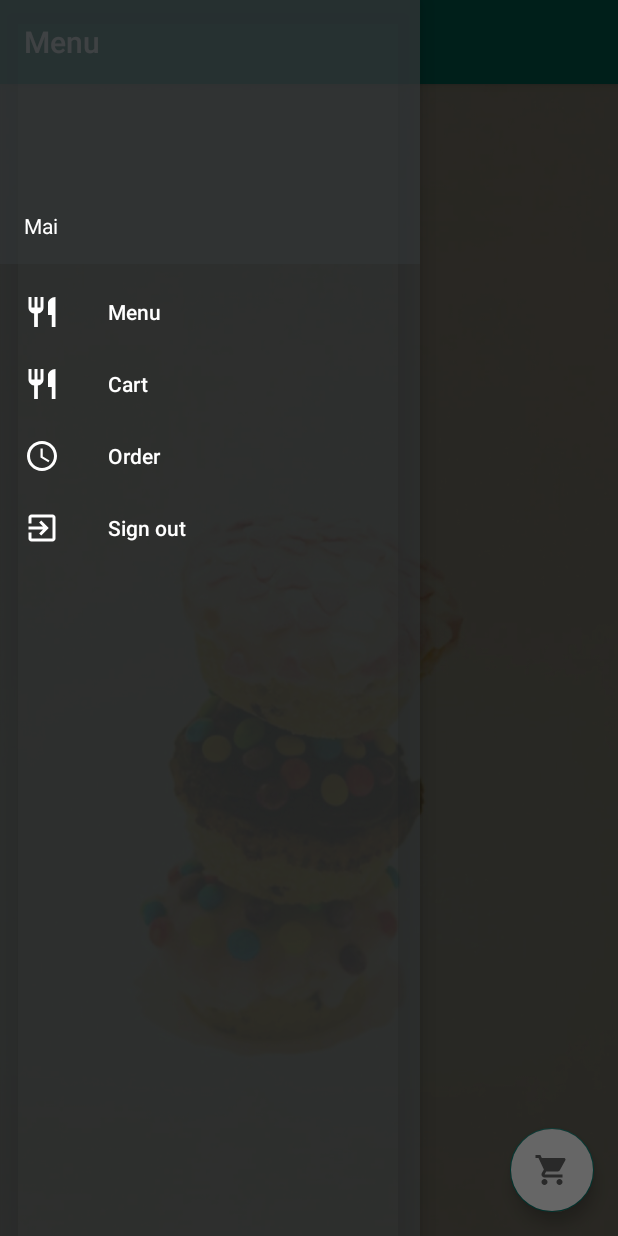
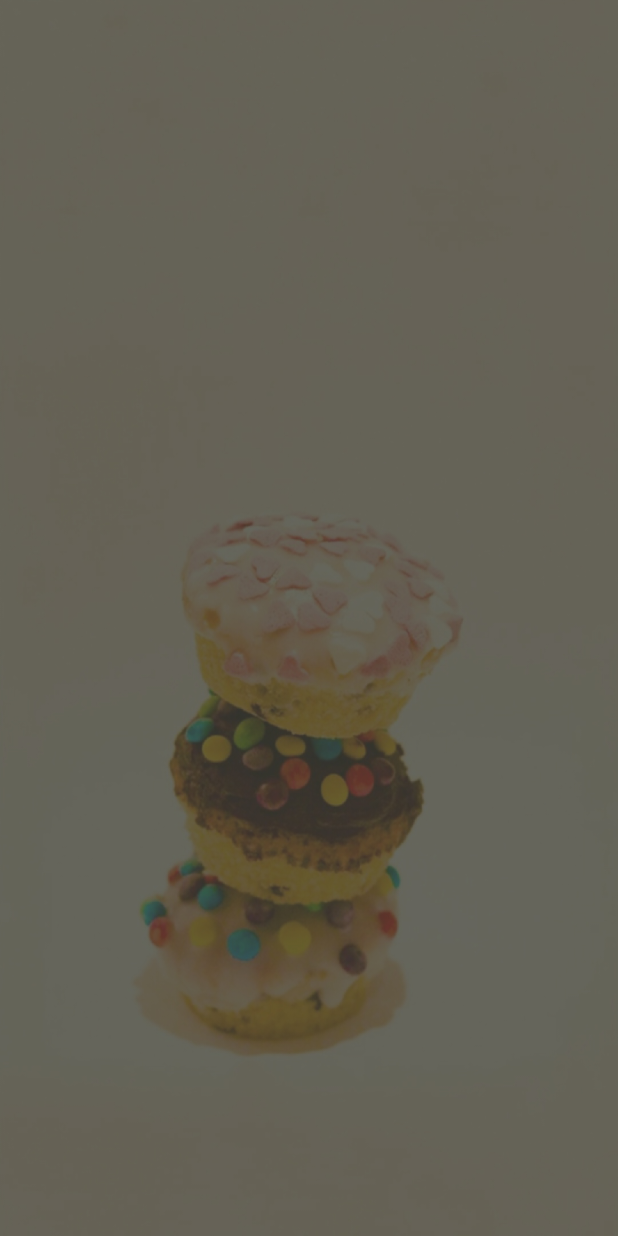
Before and after one commit to maitnngo2002/FoodOrderApp, an Android app: the Home screen opened directly, with no data from a screen before it, in the side drawer, after a tap on "Order", on a phone screen of 412 x 824 dp. Run offline under Robolectric (Android 15) with nearby library versions, the phone set to English and light mode, and no system bars; our stand-ins replace Firebase (no records; nobody signed in at launch, a user with empty details on screens opened directly), Picasso, navigation-ui; libraries missing offline, so code that uses them is left out: com.amulyakhare.textdrawable, com.readystatesoftware.sqliteasset; 5 statements that could not run were skipped.

Commit message:
Enable the user to track the status of the order. Modify NavigationView functions

```diff
--- a/app/src/main/AndroidManifest.xml
+++ b/app/src/main/AndroidManifest.xml
@@ -5,6 +5,7 @@
 
     <uses-permission android:name="android.permission.INTERNET" />
     <uses-permission android:name="android.permission.WRITE_EXTERNAL_STORAGE" />
+
     <application
         android:allowBackup="true"
         android:icon="@mipmap/ic_launcher"
@@ -13,6 +14,9 @@
         android:supportsRtl="true"
         android:theme="@style/Theme.FoodOrderApp"
         tools:replace="android:theme">
+        <activity
+            android:name=".OrderStatus"
+            android:exported="false" />
         <activity
             android:name=".Cart"
             android:exported="false" />
--- a/app/src/main/java/com/example/foodorderapp/Home.java
+++ b/app/src/main/java/com/example/foodorderapp/Home.java
@@ -25,6 +25,7 @@ import com.google.android.material.snackbar.Snackbar;
 import com.google.android.material.navigation.NavigationView;
 
 import androidx.annotation.NonNull;
+import androidx.core.view.GravityCompat;
 import androidx.navigation.NavController;
 import androidx.navigation.Navigation;
 import androidx.navigation.ui.AppBarConfiguration;
@@ -81,6 +82,10 @@ public class Home extends AppCompatActivity implements NavigationView.OnNavigati
         });
         DrawerLayout drawer = (DrawerLayout) findViewById(R.id.drawer_layout);
         NavigationView navigationView = (NavigationView) findViewById(R.id.nav_view);
+
+        navigationView.setNavigationItemSelectedListener(this);
+        navigationView.bringToFront();
+
         // Passing each menu ID as a set of Ids because each
         // menu should be considered as top level destinations.
         mAppBarConfiguration = new AppBarConfiguration.Builder(
@@ -127,7 +132,6 @@ public class Home extends AppCompatActivity implements NavigationView.OnNavigati
                         // Because Category ID is key, we just get key of this item
                         foodList.putExtra("CategoryID", adapter.getRef(position).getKey());
                         startActivity(foodList);
-
                     }
                 });
             }
@@ -144,7 +148,31 @@ public class Home extends AppCompatActivity implements NavigationView.OnNavigati
     }
 
     @Override
+    public boolean onOptionsItemSelected(MenuItem item) {
+        return super.onOptionsItemSelected(item);
+    }
+
+    @Override
     public boolean onNavigationItemSelected(@NonNull MenuItem menuItem) {
-        return false;
+        // Handle navigation view item clicks here
+        int id = menuItem.getItemId();
+
+        if (id == R.id.nav_menu) {
+
+        } else if (id == R.id.nav_cart) {
+            Intent cartIntent = new Intent(Home.this, Cart.class);
+            startActivity(cartIntent);
+        } else if (id == R.id.nav_orders) {
+            Intent orderIntent = new Intent(Home.this, OrderStatus.class);
+            startActivity(orderIntent);
+        } else if (id == R.id.nav_log_out) {
+            Intent signIn = new Intent(Home.this, SignIn.class);
+            signIn.addFlags(Intent.FLAG_ACTIVITY_CLEAR_TOP);
+            startActivity(signIn);
+        }
+
+        DrawerLayout drawer = (DrawerLayout) findViewById(R.id.drawer_layout);
+        drawer.closeDrawer(GravityCompat.START);
+        return true;
     }
 }
--- a/app/src/main/java/com/example/foodorderapp/Model/Order.java
+++ b/app/src/main/java/com/example/foodorderapp/Model/Order.java
@@ -6,6 +6,10 @@ public class Order {
     private String Quantity;
     private String Price;
     private String Discount;
+
+    public Order() {
+
+    }
 
     public Order(String productId, String productName, String quantity, String price, String discount) {
         ProductId = productId;
--- /dev/null
+++ b/app/src/main/java/com/example/foodorderapp/OrderStatus.java
@@ -0,0 +1,89 @@
+package com.example.foodorderapp;
+
+import androidx.annotation.NonNull;
+import androidx.appcompat.app.AppCompatActivity;
+import androidx.recyclerview.widget.LinearLayoutManager;
+import androidx.recyclerview.widget.RecyclerView;
+
+import android.content.Intent;
+import android.os.Bundle;
+import android.view.LayoutInflater;
+import android.view.View;
+import android.view.ViewGroup;
+
+import com.example.foodorderapp.Common.Common;
+import com.example.foodorderapp.Common.Interface.ItemClickListener;
+import com.example.foodorderapp.Model.Category;
+import com.example.foodorderapp.Model.Order;
+import com.example.foodorderapp.Model.Request;
+import com.example.foodorderapp.ViewHolder.MenuViewHolder;
+import com.example.foodorderapp.ViewHolder.OrderViewHolder;
+import com.firebase.ui.database.FirebaseRecyclerAdapter;
+import com.firebase.ui.database.FirebaseRecyclerOptions;
+import com.google.firebase.database.DatabaseReference;
+import com.google.firebase.database.FirebaseDatabase;
+import com.google.firebase.database.Query;
+import com.squareup.picasso.Picasso;
+
+public class OrderStatus extends AppCompatActivity {
+
+    public RecyclerView recyclerView;
+    public RecyclerView.LayoutManager layoutManager;
+
+    FirebaseRecyclerAdapter<Request, OrderViewHolder> adapter;
+
+    FirebaseDatabase database;
+    DatabaseReference requests;
+
+    @Override
+    protected void onCreate(Bundle savedInstanceState) {
+        super.onCreate(savedInstanceState);
+        setContentView(R.layout.activity_order_status);
+
+        // Firebase
+        database = FirebaseDatabase.getInstance();
+        requests = database.getReference("Requests");
+
+        recyclerView = (RecyclerView) findViewById(R.id.listOrders);
+        recyclerView.setHasFixedSize(true);
+        layoutManager = new LinearLayoutManager(this);
+        recyclerView.setLayoutManager(layoutManager);
+
+        loadOrders(Common.currentUser.getPhone());
+    }
+
+    private void loadOrders(String phone) {
+        FirebaseRecyclerOptions<Request> options = new FirebaseRecyclerOptions.Builder<Request>().setQuery(requests.orderByChild("phone").equalTo(phone), Request.class).build();
+        adapter = new FirebaseRecyclerAdapter<Request, OrderViewHolder>(options) {
+
+            @NonNull
+            @Override
+            public OrderViewHolder onCreateViewHolder(@NonNull ViewGroup parent, int viewType) {
+                View view = LayoutInflater.from(parent.getContext())
+                        .inflate(R.layout.order_layout, parent, false);
+                return new OrderViewHolder(view);
+            }
+
+            @Override
+            protected void onBindViewHolder(@NonNull OrderViewHolder holder, int position, @NonNull Request model) {
+                holder.txtOrderStatus.setText(convertCodeToStatus(model.getStatus()));
+                holder.txtOrderPhone.setText(model.getPhone());
+                holder.txtOrderId.setText(adapter.getRef(position).getKey());
+                holder.txtOrderAddress.setText(model.getAddress());
+            }
+        };
+        adapter.startListening();
+        recyclerView.setAdapter(adapter);
+
+    }
+
+    private String convertCodeToStatus(String status) {
+        if (status.equals("0")) {
+            return "Placed";
+        } else if (status.equals("1")) {
+            return "On my way";
+        } else {
+            return "Shipped";
+        }
+    }
+}
--- a/app/src/main/res/layout/activity_home.xml
+++ b/app/src/main/res/layout/activity_home.xml
@@ -27,4 +27,5 @@
         app:itemIconTint="@android:color/white"
 
         app:menu="@menu/activity_main_drawer" />
+
 </androidx.drawerlayout.widget.DrawerLayout>
--- /dev/null
+++ b/app/src/main/res/layout/activity_order_status.xml
@@ -0,0 +1,18 @@
+<?xml version="1.0" encoding="utf-8"?>
+<RelativeLayout xmlns:android="http://schemas.android.com/apk/res/android"
+    xmlns:app="http://schemas.android.com/apk/res-auto"
+    xmlns:tools="http://schemas.android.com/tools"
+    android:layout_width="match_parent"
+    android:layout_height="match_parent"
+    android:background="@drawable/background"
+    tools:context=".OrderStatus">
+
+    <androidx.recyclerview.widget.RecyclerView
+        android:id="@+id/listOrders"
+        android:background="@android:color/transparent"
+        android:layout_width="match_parent"
+        android:layout_height="match_parent">
+
+    </androidx.recyclerview.widget.RecyclerView>
+
+</RelativeLayout>
```
Also changed, not shown: app/src/main/java/com/example/foodorderapp/Model/Request.java (+10 -0 lines), app/src/main/java/com/example/foodorderapp/ViewHolder/OrderViewHolder.java (added, +37 -0 lines), app/src/main/res/layout/order_layout.xml (added, +67 -0 lines).
